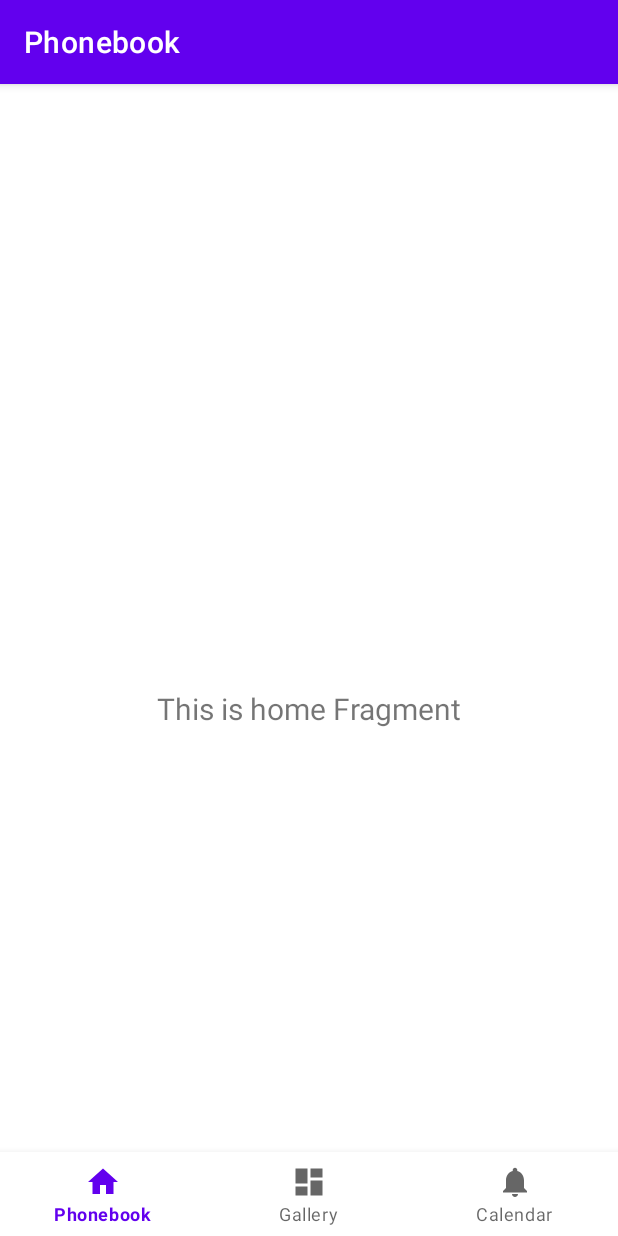
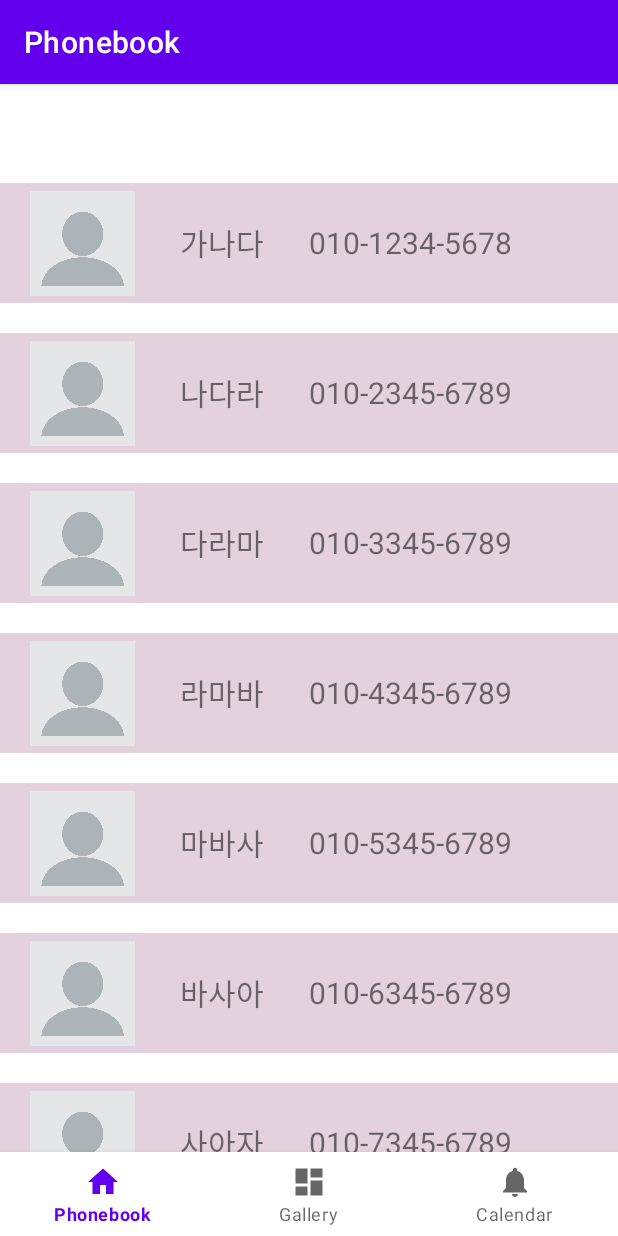
Before and after one commit to Prolog365/Prolog365, an Android app: the screen it shows after launch (MainActivity), on a phone screen of 412 x 824 dp. Run offline under Robolectric (Android 15) with nearby library versions, the light colour scheme and no system bars; our stand-ins replace navigation-ui.

Commit message:
FEAT) phonebook init

```diff
--- a/prolog365/app/src/main/AndroidManifest.xml
+++ b/prolog365/app/src/main/AndroidManifest.xml
@@ -1,6 +1,13 @@
 <?xml version="1.0" encoding="utf-8"?>
 <manifest xmlns:android="http://schemas.android.com/apk/res/android"
     xmlns:tools="http://schemas.android.com/tools">
+
+    <uses-feature
+        android:name="android.hardware.telephony"
+        android:required="false" />
+
+    <uses-permission android:name="android.permission.READ_CONTACTS"></uses-permission>
+    <uses-permission android:name="android.permission.CALL_PHONE"></uses-permission>
 
     <application
         android:allowBackup="true"
--- /dev/null
+++ b/prolog365/app/src/main/java/com/example/prolog365/ui/phonebook/PhonebookAdapter.kt
@@ -0,0 +1,32 @@
+package com.example.prolog365.ui.phonebook
+
+import android.view.LayoutInflater
+import android.view.ViewGroup
+import androidx.recyclerview.widget.RecyclerView
+import com.example.prolog365.databinding.RecyclerviewItemPhonebookBinding
+
+class PhonebookAdapter(val phonebookList : ArrayList<PhonebookData>) : RecyclerView.Adapter<PhonebookAdapter.Holder>(){
+
+    override fun onCreateViewHolder(parent: ViewGroup, viewType: Int): PhonebookAdapter.Holder {
+        val binding = RecyclerviewItemPhonebookBinding.inflate(LayoutInflater.from(parent.context), parent, false)
+        return Holder(binding)
+    }
+
+    override fun onBindViewHolder(holder: PhonebookAdapter.Holder, position: Int) {
+        holder.name.text = phonebookList[position].name
+        holder.phonenumber.text = phonebookList[position].phonenumber
+    }
+
+    override fun getItemCount(): Int {
+        return phonebookList.size
+    }
+
+
+
+    inner class Holder(val binding: RecyclerviewItemPhonebookBinding) : RecyclerView.ViewHolder(binding.root){
+        val name = binding.nameTextItemPhonebook
+        val phonenumber = binding.phonenumberTextItemPhonebook
+
+    }
+
+}
--- /dev/null
+++ b/prolog365/app/src/main/java/com/example/prolog365/ui/phonebook/PhonebookData.kt
@@ -0,0 +1,3 @@
+package com.example.prolog365.ui.phonebook
+
+data class PhonebookData(val name : String, val phonenumber : String)
--- a/prolog365/app/src/main/java/com/example/prolog365/ui/phonebook/PhonebookFragment.kt
+++ b/prolog365/app/src/main/java/com/example/prolog365/ui/phonebook/PhonebookFragment.kt
@@ -1,12 +1,20 @@
 package com.example.prolog365.ui.phonebook
 
+import android.Manifest
+import android.content.pm.PackageManager
+import android.os.Build
 import android.os.Bundle
+import android.provider.ContactsContract
 import android.view.LayoutInflater
 import android.view.View
 import android.view.ViewGroup
-import android.widget.TextView
+import android.widget.Toast
+import androidx.annotation.RequiresApi
+import androidx.core.app.ActivityCompat
+import androidx.core.content.PermissionChecker.checkSelfPermission
 import androidx.fragment.app.Fragment
 import androidx.lifecycle.ViewModelProvider
+import androidx.recyclerview.widget.LinearLayoutManager
 import com.example.prolog365.databinding.FragmentPhonebookBinding
 
 class PhonebookFragment : Fragment() {
@@ -16,24 +24,124 @@ class PhonebookFragment : Fragment() {
     // This property is only valid between onCreateView and
     // onDestroyView.
     private val binding get() = _binding!!
-
+    val phonebookList = ArrayList<PhonebookData>()
     override fun onCreateView(
         inflater: LayoutInflater,
         container: ViewGroup?,
         savedInstanceState: Bundle?
     ): View {
-        val homeViewModel =
+        val phonebookViewModel =
             ViewModelProvider(this).get(PhonebookViewModel::class.java)
 
         _binding = FragmentPhonebookBinding.inflate(inflater, container, false)
         val root: View = binding.root
+        //getPhonebookData()
 
-        val textView: TextView = binding.textPhonebook
-        homeViewModel.text.observe(viewLifecycleOwner) {
-            textView.text = it
+        //val phonebookList =
+
+        phonebookList.add(PhonebookData("가나다", "010-1234-5678"))
+        phonebookList.add(PhonebookData("나다라", "010-2345-6789"))
+        phonebookList.add(PhonebookData("다라마", "010-3345-6789"))
+        phonebookList.add(PhonebookData("라마바", "010-4345-6789"))
+        phonebookList.add(PhonebookData("마바사", "010-5345-6789"))
+        phonebookList.add(PhonebookData("바사아", "010-6345-6789"))
+        phonebookList.add(PhonebookData("사아자", "010-7345-6789"))
+        phonebookList.add(PhonebookData("아자차", "010-8345-6789"))
+        phonebookList.add(PhonebookData("자차카", "010-9345-6789"))
+        phonebookList.add(PhonebookData("차카타", "010-0345-6789"))
+
+
+        binding.recyclerviewPhonebook.adapter = PhonebookAdapter(phonebookList)
+        if (container != null) {
+            binding.recyclerviewPhonebook.layoutManager =
+                LinearLayoutManager(container.getContext())
         }
+
         return root
     }
+    /*
+    val permissions = arrayOf(Manifest.permission.READ_CONTACTS, Manifest.permission.CALL_PHONE)
+    lateinit var adapter:ContactsAdapter
+    var list = mutableListOf()
+    var searchText = ""
+    var sortText = "asc"
+
+    @RequiresApi(Build.VERSION_CODES.M)
+    fun isPermitted():Boolean{
+        for(perm in permissions){
+            if(getActivity()?.let { checkSelfPermission(it, perm) } != PackageManager.PERMISSION_GRANTED){
+                return false
+            }
+        }
+        return true
+    }
+
+
+
+    fun startProcess(){
+        setList()
+        setSearchListener()
+        setRadioListener()
+    }
+
+    fun getPhoneNumbers(sort:String, searchName:String?):List{
+        val list = mutableListOf()
+        val addressUri = ContactsContract.Contacts.CONTENT_URI
+        val phoneUri = ContactsContract.CommonDataKinds.Phone.CONTENT_URI
+
+        val projections = arrayOf(ContactsContract.CommonDataKinds.Phone.CONTACT_ID
+            , ContactsContract.CommonDataKinds.Phone.DISPLAY_NAME
+            , ContactsContract.CommonDataKinds.Phone.NUMBER)
+
+        var wheneClause:String? = null
+        var whereValues:Array? = null
+        if(searchName?.isNotEmpty() ?: false){
+            wheneClause = ContactsContract.CommonDataKinds.Phone.DISPLAY_NAME + "like ?"
+            whereValues = arrayOf("%$searchName")
+        }
+    }
+
+
+    fun setList(){
+        list.addAll(getPhoneNumbers(sortText, searchText))
+    }
+
+
+
+    private fun getPhonebookData(){
+        if(isLower23() || isPermitted()){
+            startProcess()
+        }else{
+            getActivity()?.let { ActivityCompat.requestPermissions(it, permissions, 99) }
+        }
+    }
+
+    fun isLower23() : Boolean{
+        return Build.VERSION.SDK_INT < Build.VERSION_CODES.M
+    }
+
+    override fun onRequestPermissionsResult(
+        requestCode: Int,
+        permissions: Array<out String>,
+        grantResults: IntArray
+    ) {
+        if (requestCode == 99) {
+            var check = true
+            for (grant in grantResults) {
+                if (grant != PackageManager.PERMISSION_GRANTED) {
+                    check = false
+                    break
+                }
+            }
+            if (check) startProcess()
+            else {
+                Toast.makeText(activity, "권한 승인이 필요합니다", Toast.LENGTH_LONG).show()
+                activity?.finish()
+            }
+        }
+    }
+
+     */
 
     override fun onDestroyView() {
         super.onDestroyView()
--- a/prolog365/app/src/main/res/layout/fragment_phonebook.xml
+++ b/prolog365/app/src/main/res/layout/fragment_phonebook.xml
@@ -1,22 +1,17 @@
 <?xml version="1.0" encoding="utf-8"?>
-<androidx.constraintlayout.widget.ConstraintLayout xmlns:android="http://schemas.android.com/apk/res/android"
+<LinearLayout xmlns:android="http://schemas.android.com/apk/res/android"
     xmlns:app="http://schemas.android.com/apk/res-auto"
     xmlns:tools="http://schemas.android.com/tools"
     android:layout_width="match_parent"
     android:layout_height="match_parent"
-    tools:context=".ui.phonebook.PhonebookFragment">
+    tools:context=".ui.phonebook.PhonebookFragment"
+    android:orientation="vertical"
+    android:layout_marginBottom="50dp"
+    >
 
-    <TextView
-        android:id="@+id/text_phonebook"
+    <androidx.recyclerview.widget.RecyclerView
+        android:id="@+id/recyclerview_phonebook"
         android:layout_width="match_parent"
-        android:layout_height="wrap_content"
-        android:layout_marginStart="8dp"
-        android:layout_marginTop="8dp"
-        android:layout_marginEnd="8dp"
-        android:textAlignment="center"
-        android:textSize="20sp"
-        app:layout_constraintBottom_toBottomOf="parent"
-        app:layout_constraintEnd_toEndOf="parent"
-        app:layout_constraintStart_toStartOf="parent"
-        app:layout_constraintTop_toTopOf="parent" />
-</androidx.constraintlayout.widget.ConstraintLayout>
+        android:layout_height="match_parent" />
+
+</LinearLayout>
--- /dev/null
+++ b/prolog365/app/src/main/res/layout/recyclerview_item_phonebook.xml
@@ -0,0 +1,46 @@
+<?xml version="1.0" encoding="utf-8"?>
+<LinearLayout xmlns:android="http://schemas.android.com/apk/res/android"
+    xmlns:app="http://schemas.android.com/apk/res-auto"
+    android:layout_width="match_parent"
+    android:layout_height="100dp"
+
+    >
+
+    <LinearLayout
+        android:layout_width="match_parent"
+        android:layout_height="80dp"
+        android:layout_marginTop="10dp"
+        android:background="#E3D2DD"
+        android:orientation="horizontal">
+
+
+        <ImageView
+            android:id="@+id/imageView"
+            android:layout_width="70dp"
+            android:layout_height="match_parent"
+            android:layout_marginStart="20dp"
+            app:srcCompat="@drawable/default_profile_image" />
+
+        <TextView
+            android:id="@+id/name_text_item_phonebook"
+            android:layout_width="wrap_content"
+            android:layout_height="wrap_content"
+            android:layout_marginStart="30dp"
+            android:text="name"
+            android:textSize="20sp"
+            android:layout_gravity="center"
+        />
+        <TextView
+            android:id="@+id/phonenumber_text_item_phonebook"
+            android:layout_width="wrap_content"
+            android:layout_height="wrap_content"
+            android:text="age"
+            android:textSize="20sp"
+            android:layout_gravity="center"
+            android:layout_marginStart="30dp"
+        />
+    </LinearLayout>
+
+
+
+</LinearLayout>
```
Also changed, not shown: prolog365/app/src/main/res/drawable/default_profile_image.png (added).
